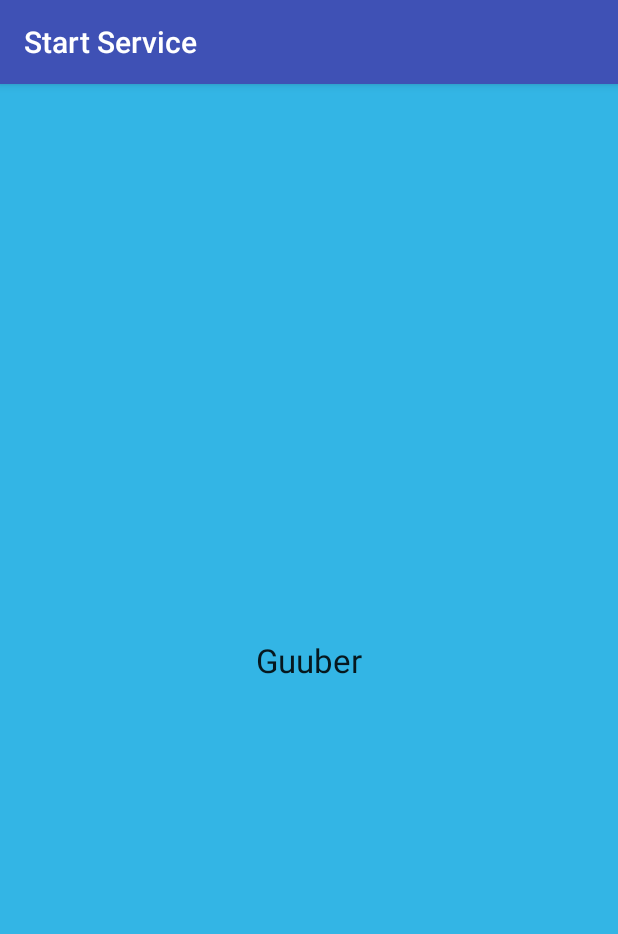
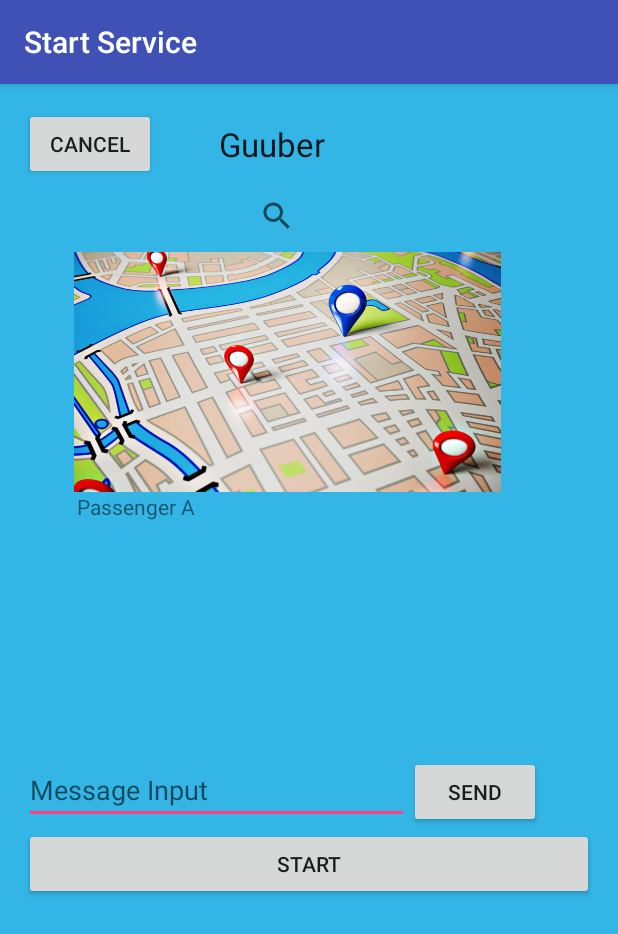
Before and after one commit to helunwencser/Guuber, an Android app: the StartService screen opened directly, with no data from a screen before it, on a phone screen of 412 x 824 dp. Shown: the top 934 px of the screen. Run offline under Robolectric (Android 15) with nearby library versions, the phone set to English and light mode, and no system bars.

Commit message:
UpdatingDriver

```diff
--- a/Guuber/app/src/main/res/layout/content_driverend.xml
+++ b/Guuber/app/src/main/res/layout/content_driverend.xml
@@ -29,9 +29,11 @@
         android:gravity="center" />
 
     <ImageView
-        android:layout_width="wrap_content"
+        android:layout_width="352dp"
+        android:paddingTop="10dp"
         android:layout_height="wrap_content"
         android:id="@+id/imageView2"
-        android:layout_gravity="center_horizontal" />
+        android:src="@raw/map2"/>
+
 
 </LinearLayout>
--- a/Guuber/app/src/main/res/layout/content_driverstart.xml
+++ b/Guuber/app/src/main/res/layout/content_driverstart.xml
@@ -12,14 +12,71 @@
     android:orientation="vertical"
     app:layout_behavior="@string/appbar_scrolling_view_behavior"
     tools:context="edu.cmu.guuber.view.driver.StartService"
-    tools:showIn="@layout/activity_driverstart">
+    tools:showIn="@layout/activity_driverstart"
+    android:weightSum="1">
+
+    <LinearLayout
+        android:orientation="horizontal"
+        android:layout_width="match_parent"
+        android:layout_height="wrap_content"
+        android:layout_gravity="center_horizontal">
+        <Button
+            android:layout_width="wrap_content"
+            android:layout_height="wrap_content"
+            android:text="Cancel"
+            android:id="@+id/cancel"
+            android:onClick="cancel"
+            android:layout_gravity="center_horizontal" />
+        <TextView
+            android:layout_width="155dp"
+            android:layout_height="match_parent"
+            android:textAppearance="?android:attr/textAppearanceLarge"
+            android:text="Guuber"
+            android:gravity="center" />
+    </LinearLayout>
+
+    <SearchView
+        android:layout_width="90dp"
+        android:layout_height="wrap_content"
+        android:id="@+id/searchView"
+        android:layout_gravity="center_horizontal" />
+
+    <ImageView
+        android:layout_width="351dp"
+        android:layout_height="160dp"
+        android:id="@+id/imageView3"
+        android:src="@raw/map1"/>
 
     <TextView
+        android:layout_width="309dp"
+        android:layout_height="wrap_content"
+        android:text="Passenger A"
+        android:id="@+id/textView"
+        android:layout_gravity="center_horizontal"
+        android:layout_weight="0.43" />
+    <LinearLayout
+        android:orientation="horizontal"
         android:layout_width="match_parent"
-        android:layout_height="0dp"
-        android:textAppearance="?android:attr/textAppearanceLarge"
-        android:text="Guuber"
-        android:layout_weight="1"
-        android:gravity="center" />
-
+        android:layout_height="wrap_content"
+        android:weightSum="1">
+        <EditText
+            android:layout_width="wrap_content"
+            android:layout_height="wrap_content"
+            android:id="@+id/input"
+            android:hint="Message Input"
+            android:layout_weight="0.79" />
+        <Button
+            android:layout_width="wrap_content"
+            android:layout_height="wrap_content"
+            android:text="Send"
+            android:id="@+id/send"
+            android:onClick="send" />
+    </LinearLayout>
+    <Button
+        android:layout_width="match_parent"
+        android:layout_height="wrap_content"
+        android:text="Start"
+        android:id="@+id/start"
+        android:onClick="start"
+        android:layout_gravity="center_horizontal" />
 </LinearLayout>
--- a/Guuber/app/src/main/res/values/strings.xml
+++ b/Guuber/app/src/main/res/values/strings.xml
@@ -11,6 +11,12 @@
         <item>Male</item>
         <item>Female</item>
     </string-array>
+    <string-array name="drop_page">
+        <item>UserProfile</item>
+        <item>Transactions</item>
+        <item>Log out</item>
+    </string-array>
+
     <string name="title_activity_signin">Signin</string>
     <string name="title_activity_driverend">End Service</string>
     <string name="title_activity_driverstart">Start Service</string>
```
Also changed, not shown: Guuber/app/src/main/res/layout/content_driverview.xml (+15 -0 lines), Guuber/app/src/main/res/layout/content_findpassenger.xml (+12 -3 lines), Guuber/app/src/main/res/raw/map1.jpg (added), Guuber/app/src/main/res/raw/map2.png (added).
